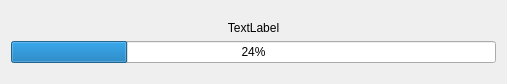
This is Calibration/progressdialog.ui in Shining3D/sdk-demo-cpp-calibration as Qt 5 draws it before an edit. The edited form follows.
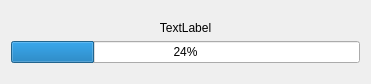
This is the edited form.

Commit message: update demo for nice interface and better communication

```diff
--- a/Calibration/progressdialog.ui
+++ b/Calibration/progressdialog.ui
@@ -6,7 +6,7 @@
    <rect>
     <x>0</x>
     <y>0</y>
-    <width>507</width>
+    <width>371</width>
     <height>84</height>
    </rect>
   </property>
```
The commit also changes 5 other files.
